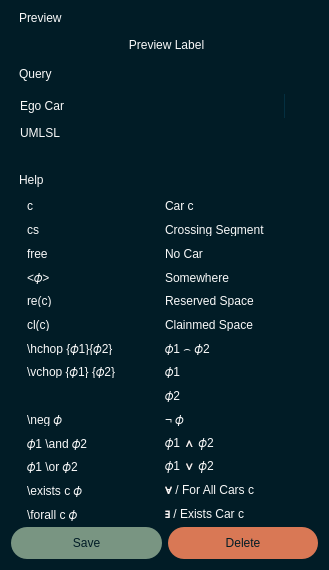
Above: pse/umlsl_editor/src/view/widgets/qt_widgets/query_dialog.ui from 69420pm/UMLSL-traffic-editor before the change. Below: the same form after it.
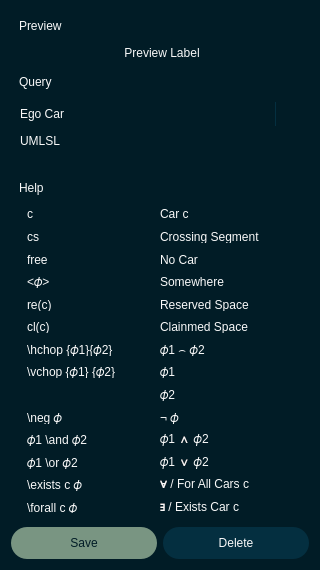
That is the form after the change. Icons and pictures are not drawn.

```diff
--- a/pse/umlsl_editor/src/view/widgets/qt_widgets/query_dialog.ui
+++ b/pse/umlsl_editor/src/view/widgets/qt_widgets/query_dialog.ui
@@ -9,7 +9,7 @@
    <rect>
     <x>0</x>
     <y>0</y>
-    <width>329</width>
+    <width>320</width>
     <height>570</height>
    </rect>
   </property>
@@ -21,13 +21,13 @@
   </property>
   <property name="minimumSize">
    <size>
-    <width>300</width>
+    <width>320</width>
     <height>570</height>
    </size>
   </property>
   <property name="maximumSize">
    <size>
-    <width>16777215</width>
+    <width>320</width>
     <height>16777215</height>
    </size>
   </property>
@@ -188,7 +188,15 @@
 }
 
 QPushButton#b_delete {
-	background-color: #D97855
+	background-color: #042F40;
+	color: #F9F9F9;
+}
+
+QPushButton#b_delete:hover {
+    background-color: #314250; 
+}
+QPushButton#b_delete:pressed {
+    background-color: #042F40; 
 }</string>
   </property>
   <layout class="QVBoxLayout" name="verticalLayout">
@@ -205,7 +213,7 @@
        <number>0</number>
       </property>
       <property name="topMargin">
-       <number>0</number>
+       <number>8</number>
       </property>
       <property name="rightMargin">
        <number>0</number>
@@ -1123,6 +1131,9 @@
    </item>
    <item>
     <layout class="QHBoxLayout" name="Bottom">
+     <property name="topMargin">
+      <number>8</number>
+     </property>
      <item>
       <widget class="QPushButton" name="b_save">
        <property name="minimumSize">
```
Left out of the diff: 8 changed lines with no effect on the pictures.
